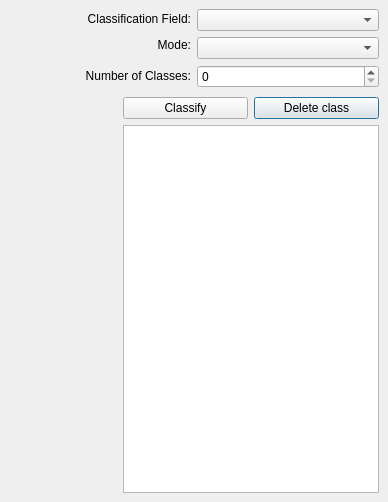
Old version of the form src/ui/qgsgraduatedsymboldialogbase.ui in the repository qgis/QGIS.
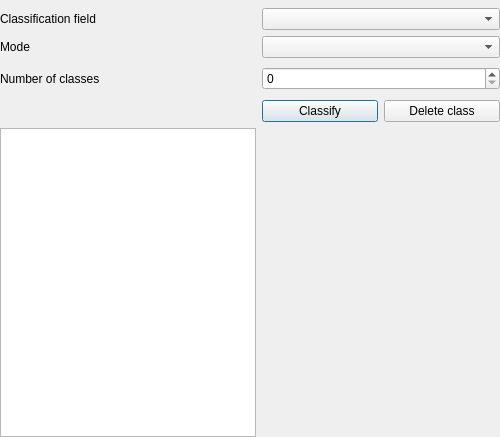
New version of the form. The open tabs and pages were chosen to show the change.

Commit message:
Numerous changes in GUI HIG revision:  - use buttonbox instead of free roaming buttons  - All labels updated for consistency  - improve alignment and layouts for unique vale, cont col, etc in vector props  - use style sheets in vect and raster properties and update these reports so they are visually consistent with each other  - In qgsabout clean up layout and also show addition info relating to qt db and image plugins in providers tab (which will be renamed)
Please note this work is ongoing and not the final product yet.

Diff of the .ui file:
```diff
--- a/src/ui/qgsgraduatedsymboldialogbase.ui
+++ b/src/ui/qgsgraduatedsymboldialogbase.ui
@@ -5,8 +5,8 @@
    <rect>
     <x>0</x>
     <y>0</y>
-    <width>388</width>
-    <height>502</height>
+    <width>500</width>
+    <height>437</height>
    </rect>
   </property>
   <property name="minimumSize" >
@@ -25,40 +25,22 @@
    <string>graduated Symbol</string>
   </property>
   <layout class="QGridLayout" >
-   <property name="margin" >
-    <number>9</number>
+   <property name="leftMargin" >
+    <number>0</number>
    </property>
-   <property name="spacing" >
-    <number>6</number>
+   <property name="topMargin" >
+    <number>8</number>
    </property>
-   <item rowspan="2" row="1" column="0" >
-    <widget class="QStackedWidget" name="mSymbolWidgetStack" >
-     <widget class="QWidget" name="page" />
-     <widget class="QWidget" name="page_2" />
-    </widget>
-   </item>
-   <item row="0" column="0" colspan="3" >
-    <layout class="QHBoxLayout" >
-     <property name="margin" >
+   <property name="rightMargin" >
       <number>0</number>
      </property>
-     <property name="spacing" >
-      <number>6</number>
-     </property>
-     <item>
-      <layout class="QVBoxLayout" >
-       <property name="margin" >
+   <property name="bottomMargin" >
         <number>0</number>
        </property>
-       <property name="spacing" >
-        <number>6</number>
-       </property>
-       <item>
+   <item row="0" column="0" >
         <widget class="QLabel" name="classvarlabel" >
          <property name="sizePolicy" >
-          <sizepolicy>
-           <hsizetype>5</hsizetype>
-           <vsizetype>5</vsizetype>
+      <sizepolicy vsizetype="Preferred" hsizetype="Minimum" >
            <horstretch>0</horstretch>
            <verstretch>0</verstretch>
           </sizepolicy>
@@ -70,15 +52,37 @@
           </size>
          </property>
          <property name="text" >
-          <string>Classification Field:</string>
+      <string>Classification field</string>
          </property>
          <property name="alignment" >
-          <set>Qt::AlignRight|Qt::AlignTrailing|Qt::AlignVCenter</set>
+      <set>Qt::AlignLeading|Qt::AlignLeft|Qt::AlignVCenter</set>
          </property>
         </widget>
        </item>
-       <item>
+   <item row="0" column="1" >
+    <widget class="QComboBox" name="classificationComboBox" >
+     <property name="sizePolicy" >
+      <sizepolicy vsizetype="Fixed" hsizetype="Expanding" >
+       <horstretch>0</horstretch>
+       <verstretch>0</verstretch>
+      </sizepolicy>
+     </property>
+     <property name="minimumSize" >
+      <size>
+       <width>0</width>
+       <height>20</height>
+      </size>
+     </property>
+    </widget>
+   </item>
+   <item row="1" column="0" >
         <widget class="QLabel" name="modelabel" >
+     <property name="sizePolicy" >
+      <sizepolicy vsizetype="Preferred" hsizetype="Minimum" >
+       <horstretch>0</horstretch>
+       <verstretch>0</verstretch>
+      </sizepolicy>
+     </property>
          <property name="minimumSize" >
           <size>
            <width>0</width>
@@ -86,15 +90,37 @@
           </size>
          </property>
          <property name="text" >
-          <string>Mode:</string>
+      <string>Mode</string>
          </property>
          <property name="alignment" >
-          <set>Qt::AlignRight|Qt::AlignTrailing|Qt::AlignVCenter</set>
+      <set>Qt::AlignLeading|Qt::AlignLeft|Qt::AlignVCenter</set>
          </property>
         </widget>
        </item>
-       <item>
+   <item row="1" column="1" >
+    <widget class="QComboBox" name="modeComboBox" >
+     <property name="sizePolicy" >
+      <sizepolicy vsizetype="Fixed" hsizetype="Expanding" >
+       <horstretch>0</horstretch>
+       <verstretch>0</verstretch>
+      </sizepolicy>
+     </property>
+     <property name="minimumSize" >
+      <size>
+       <width>0</width>
+       <height>20</height>
+      </size>
+     </property>
+    </widget>
+   </item>
+   <item row="2" column="0" >
         <widget class="QLabel" name="numberofclasseslabel" >
+     <property name="sizePolicy" >
+      <sizepolicy vsizetype="Preferred" hsizetype="Minimum" >
+       <horstretch>0</horstretch>
+       <verstretch>0</verstretch>
+      </sizepolicy>
+     </property>
          <property name="minimumSize" >
           <size>
            <width>0</width>
@@ -102,45 +128,21 @@
           </size>
          </property>
          <property name="text" >
-          <string>Number of Classes:</string>
+      <string>Number of classes</string>
          </property>
          <property name="alignment" >
-          <set>Qt::AlignRight|Qt::AlignTrailing|Qt::AlignVCenter</set>
+      <set>Qt::AlignLeading|Qt::AlignLeft|Qt::AlignVCenter</set>
          </property>
         </widget>
        </item>
-      </layout>
-     </item>
-     <item>
-      <layout class="QVBoxLayout" >
-       <property name="margin" >
-        <number>0</number>
-       </property>
-       <property name="spacing" >
-        <number>6</number>
-       </property>
-       <item>
-        <widget class="QComboBox" name="classificationComboBox" >
-         <property name="minimumSize" >
-          <size>
-           <width>0</width>
-           <height>20</height>
-          </size>
-         </property>
-        </widget>
-       </item>
-       <item>
-        <widget class="QComboBox" name="modeComboBox" >
-         <property name="minimumSize" >
-          <size>
-           <width>0</width>
-           <height>20</height>
-          </size>
-         </property>
-        </widget>
-       </item>
-       <item>
+   <item row="2" column="1" >
         <widget class="QSpinBox" name="numberofclassesspinbox" >
+     <property name="sizePolicy" >
+      <sizepolicy vsizetype="Fixed" hsizetype="Expanding" >
+       <horstretch>0</horstretch>
+       <verstretch>0</verstretch>
+      </sizepolicy>
+     </property>
          <property name="minimumSize" >
           <size>
            <width>0</width>
@@ -149,26 +151,70 @@
          </property>
         </widget>
        </item>
-      </layout>
-     </item>
-    </layout>
-   </item>
-   <item row="1" column="2" >
-    <widget class="QPushButton" name="mDeleteClassButton" >
-     <property name="text" >
-      <string>Delete class</string>
+   <item row="3" column="0" >
+    <spacer>
+     <property name="orientation" >
+      <enum>Qt::Horizontal</enum>
      </property>
-    </widget>
+     <property name="sizeType" >
+      <enum>QSizePolicy::Minimum</enum>
+     </property>
+     <property name="sizeHint" >
+      <size>
+       <width>40</width>
+       <height>20</height>
+      </size>
+     </property>
+    </spacer>
    </item>
-   <item row="1" column="1" >
+   <item row="3" column="1" >
+    <layout class="QHBoxLayout" >
+     <item>
     <widget class="QPushButton" name="mClassifyButton" >
+       <property name="sizePolicy" >
+        <sizepolicy vsizetype="Fixed" hsizetype="Minimum" >
+         <horstretch>0</horstretch>
+         <verstretch>0</verstretch>
+        </sizepolicy>
+       </property>
      <property name="text" >
       <string>Classify</string>
      </property>
     </widget>
    </item>
-   <item row="2" column="1" colspan="2" >
-    <widget class="QListWidget" name="mClassListWidget" />
+     <item>
+      <widget class="QPushButton" name="mDeleteClassButton" >
+       <property name="text" >
+        <string>Delete class</string>
+       </property>
+      </widget>
+     </item>
+    </layout>
+   </item>
+   <item row="4" column="0" >
+    <widget class="QListWidget" name="mClassListWidget" >
+     <property name="sizePolicy" >
+      <sizepolicy vsizetype="Expanding" hsizetype="Minimum" >
+       <horstretch>0</horstretch>
+       <verstretch>0</verstretch>
+      </sizepolicy>
+     </property>
+    </widget>
+   </item>
+   <item row="4" column="1" >
+    <widget class="QStackedWidget" name="mSymbolWidgetStack" >
+     <property name="sizePolicy" >
+      <sizepolicy vsizetype="Preferred" hsizetype="Expanding" >
+       <horstretch>0</horstretch>
+       <verstretch>0</verstretch>
+      </sizepolicy>
+     </property>
+     <property name="currentIndex" >
+      <number>1</number>
+     </property>
+     <widget class="QWidget" name="page" />
+     <widget class="QWidget" name="page_2" />
+    </widget>
    </item>
   </layout>
  </widget>
```
Left out of the diff: 8 changed lines with no effect on the pictures. Lines whose indentation alone changed are shown as unchanged. The commit also changes 29 other files.
